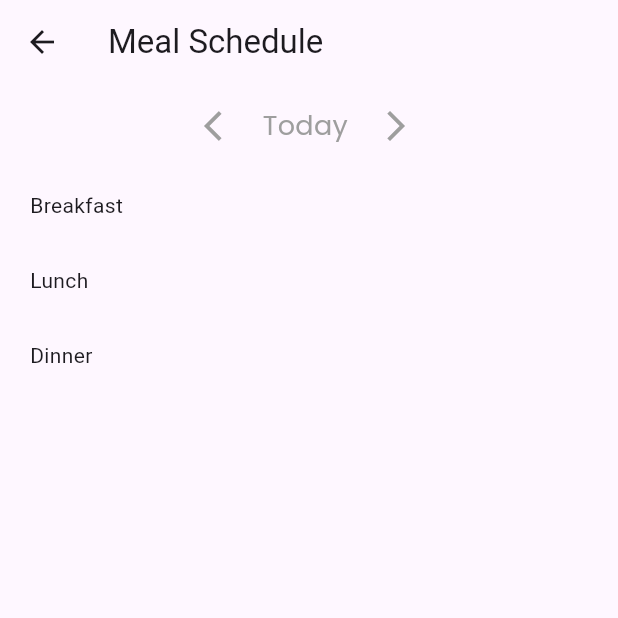
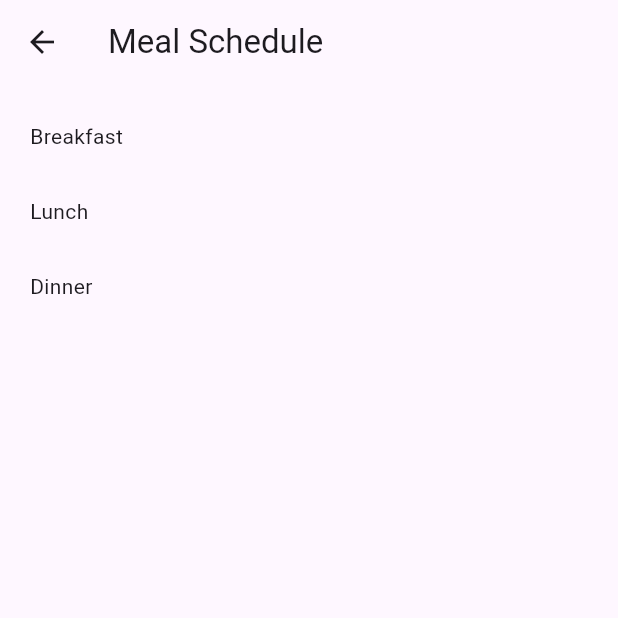
Before and after one commit to viveknarawade/FitnessApp, a Flutter app: the Mealhome screen opened directly, after a tap on "Check", on a phone screen of 412 x 824 dp, the top half of it. Run offline on Flutter 3.47's test engine with Material 3 defaults, Android fonts, the phone set to English and light mode, and no system bars; our stand-ins replace cloud_firestore, firebase_core, fl_chart, flutter_svg, google_fonts, liquid_progress_indicator_v2 and 3 more; missing offline and left inert: simple_animation_progress_bar; accounts and stored records are empty.

Commit message:
meal completed

```diff
--- a/fitlife/lib/Meal_Planner/mealHome.dart
+++ b/fitlife/lib/Meal_Planner/mealHome.dart
@@ -40,7 +40,7 @@ class _MealhomeState extends State<Mealhome> {
   void initState() {
     // TODO: implement initState
     super.initState();
-    getLocalData(category: "Breakfast");
+    getLocalData(category: selectedCategoryValue);
   }
 
   @override
--- a/fitlife/lib/Meal_Planner/mealSchedule.dart
+++ b/fitlife/lib/Meal_Planner/mealSchedule.dart
@@ -34,23 +34,6 @@ class _MealScheduleState extends State<MealSchedule> {
       body: Column(
         children: [
           const SizedBox(height: 15),
-          Row(
-            mainAxisAlignment: MainAxisAlignment.center,
-            children: [
-              const Icon(Icons.arrow_back_ios, color: Colors.grey),
-              const SizedBox(width: 15),
-              Text(
-                "Today",
-                style: GoogleFonts.poppins(
-                  fontSize: 18,
-                  color: Colors.grey,
-                ),
-              ),
-              const SizedBox(width: 20),
-              const Icon(Icons.arrow_forward_ios, color: Colors.grey),
-            ],
-          ),
-          const SizedBox(height: 20),
           Expanded(
             child: SingleChildScrollView(
               child: Padding(
```
Also changed, not shown: fitlife/lib/Authentication/login.dart (+6 -7 lines), fitlife/lib/Dashboard/home_ui.dart (+28 -31 lines), fitlife/lib/Firebase/Firestore/Meal/calories._intake.dart (line endings or trailing spaces), fitlife/lib/Firebase/Firestore/Meal/meal_Intake.dart (line endings or trailing spaces).
